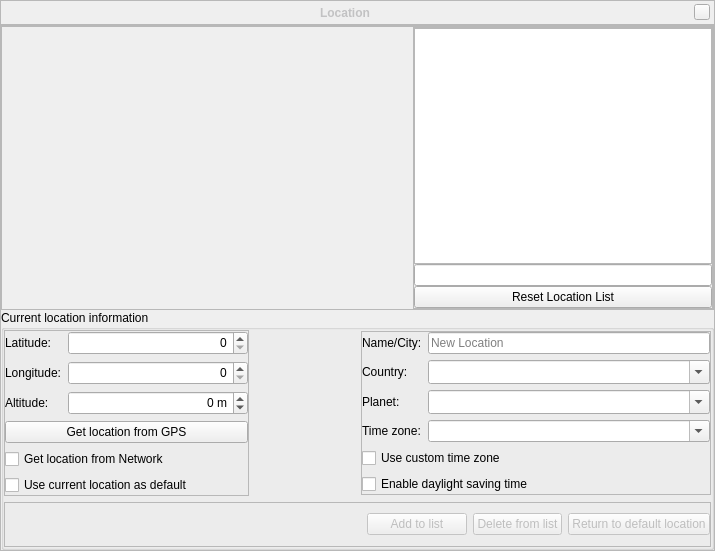
Above: src/gui/locationDialogGui.ui from 519984307/stellarium_src before the change. Below: the same form after it.
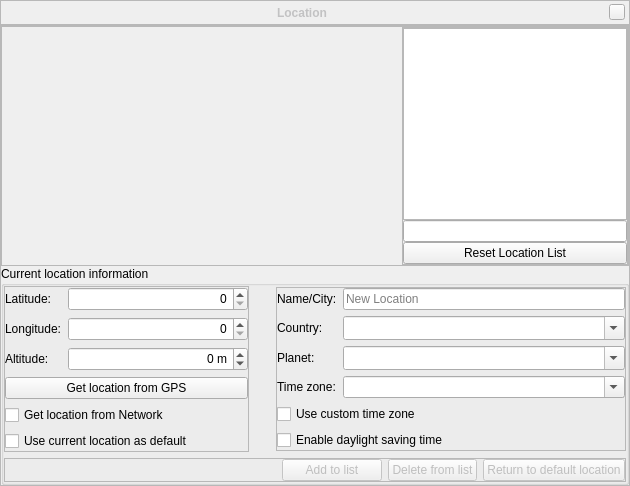
That is the form after the change. Icons and pictures are not drawn. Custom widgets are drawn as their Qt base class.

What changed in the file:
```diff
--- a/src/gui/locationDialogGui.ui
+++ b/src/gui/locationDialogGui.ui
@@ -6,8 +6,8 @@
    <rect>
     <x>0</x>
     <y>0</y>
-    <width>715</width>
-    <height>551</height>
+    <width>630</width>
+    <height>435</height>
    </rect>
   </property>
   <property name="styleSheet">
@@ -232,7 +232,7 @@
         <property name="minimumSize">
          <size>
           <width>0</width>
-          <height>240</height>
+          <height>180</height>
          </size>
         </property>
         <property name="maximumSize">
@@ -274,7 +274,7 @@
            <property name="minimumSize">
             <size>
              <width>400</width>
-             <height>240</height>
+             <height>180</height>
             </size>
            </property>
            <property name="maximumSize">
@@ -311,7 +311,7 @@
            <property name="minimumSize">
             <size>
              <width>200</width>
-             <height>240</height>
+             <height>180</height>
             </size>
            </property>
            <property name="maximumSize">
@@ -404,7 +404,7 @@
         <property name="minimumSize">
          <size>
           <width>0</width>
-          <height>240</height>
+          <height>180</height>
          </size>
         </property>
         <property name="title">
```
